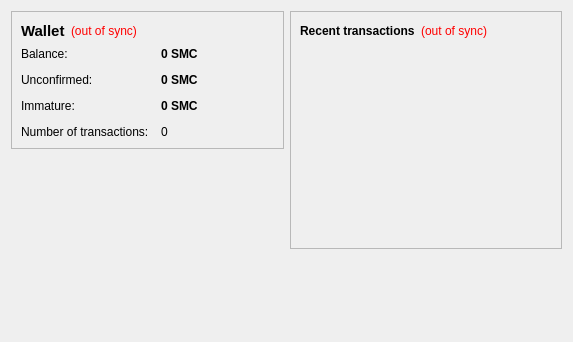
Above: src/qt/forms/overviewpage.ui from lilycoin/mazcoin before the change. Below: the same form after it.
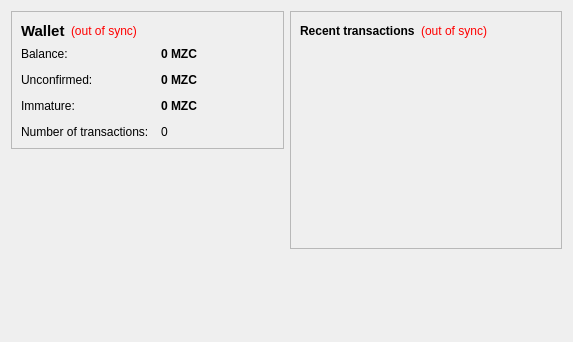
That is the form after the change.

The edit to the form file:
```diff
--- a/src/qt/forms/overviewpage.ui
+++ b/src/qt/forms/overviewpage.ui
@@ -105,7 +105,7 @@
              <string>Your current balance</string>
             </property>
             <property name="text">
-             <string notr="true">0 SMC</string>
+             <string notr="true">0 MZC</string>
             </property>
             <property name="textInteractionFlags">
              <set>Qt::LinksAccessibleByMouse|Qt::TextSelectableByKeyboard|Qt::TextSelectableByMouse</set>
@@ -134,7 +134,7 @@
              <string>Total of transactions that have yet to be confirmed, and do not yet count toward the current balance</string>
             </property>
             <property name="text">
-             <string notr="true">0 SMC</string>
+             <string notr="true">0 MZC</string>
             </property>
             <property name="textInteractionFlags">
              <set>Qt::LinksAccessibleByMouse|Qt::TextSelectableByKeyboard|Qt::TextSelectableByMouse</set>
@@ -177,7 +177,7 @@
              <string>Mined balance that has not yet matured</string>
             </property>
             <property name="text">
-             <string notr="true">0 SMC</string>
+             <string notr="true">0 MZC</string>
             </property>
             <property name="textInteractionFlags">
              <set>Qt::LinksAccessibleByMouse|Qt::TextSelectableByKeyboard|Qt::TextSelectableByMouse</set>
```
Left out of the diff: 4 changed lines with no effect on the pictures.
